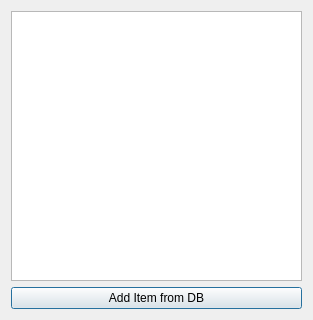
Old version of the form observerdialog.ui in the repository RauchendeKanonen/qcanobserver.
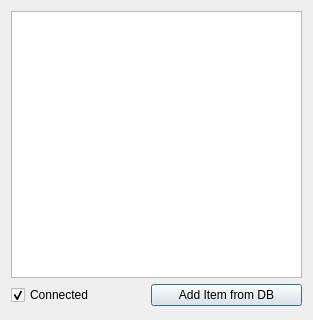
New version of the form.

```diff
--- a/observerdialog.ui
+++ b/observerdialog.ui
@@ -18,6 +18,21 @@
     <widget class="QTableView" name="tableView"/>
    </item>
    <item>
+    <layout class="QHBoxLayout" name="horizontalLayout">
+     <property name="bottomMargin">
+      <number>3</number>
+     </property>
+     <item>
+      <widget class="QCheckBox" name="ConnectedcheckBox">
+       <property name="text">
+        <string>Connected</string>
+       </property>
+       <property name="checked">
+        <bool>true</bool>
+       </property>
+      </widget>
+     </item>
+     <item>
     <widget class="QPushButton" name="pushButton">
      <property name="minimumSize">
       <size>
@@ -29,6 +44,8 @@
       <string>Add Item from DB</string>
      </property>
     </widget>
+     </item>
+    </layout>
    </item>
   </layout>
  </widget>
```
Lines whose indentation alone changed are shown as unchanged.
